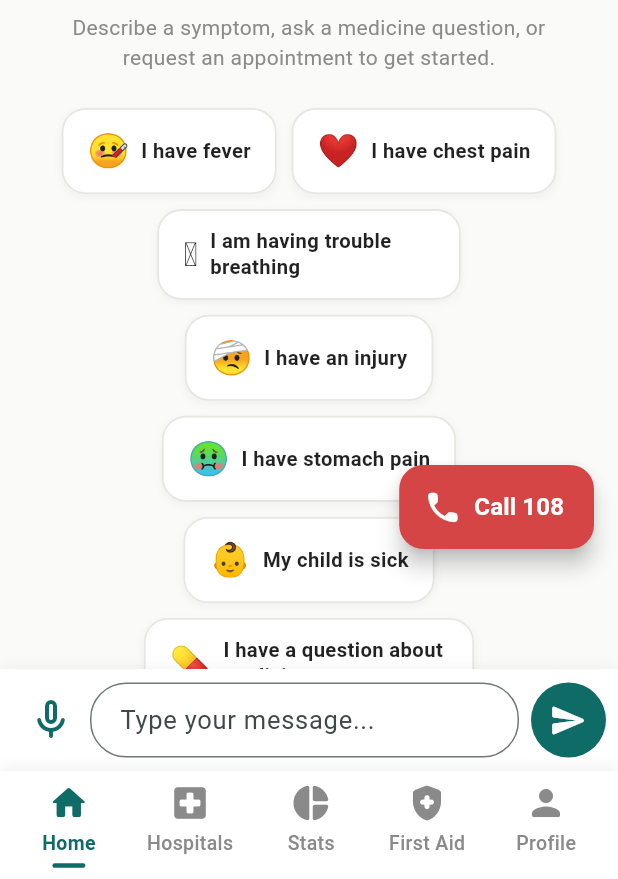
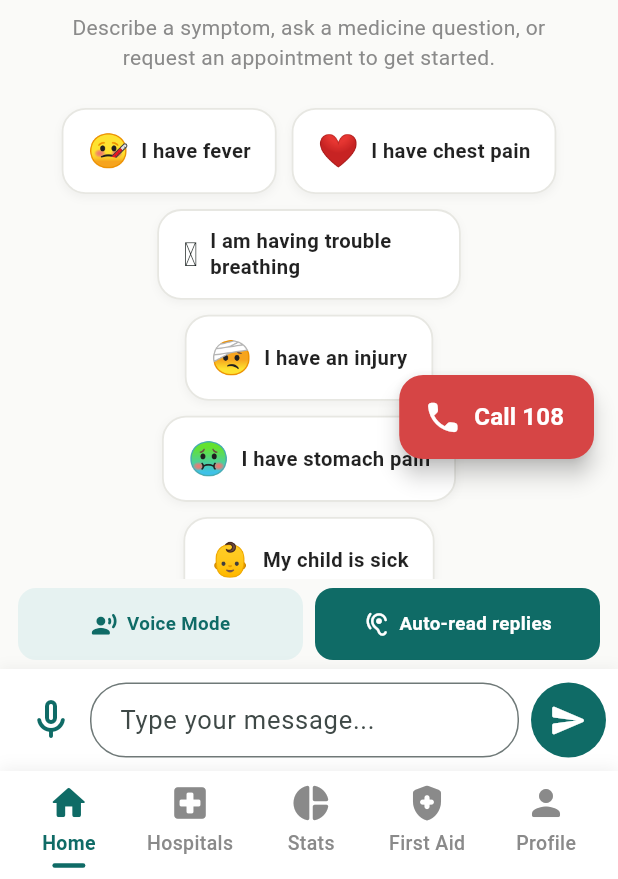
Before and after one commit to AniveshGuptaOfficial/helpline-triage-nlp, a Flutter app: the screen it shows once a user with an empty profile is signed in, on a phone screen of 412 x 824 dp, the part 357-1236 px from its top. Run offline on Flutter 3.47's test engine with Material 3 defaults, Android fonts, the phone set to English and light mode, and no system bars; our stand-ins replace cloud_firestore, firebase_auth, firebase_core, flutter_tts, geolocator, share_plus and 2 more; accounts and stored records are empty.

Commit message:
Refactor voice UI, location fetch, and hospital panel
Split the single "voice" switch into separate toggles: TTS (auto-read replies) and Voice Mode (mic auto-send). Rename state vars (_ttsEnabled, _voiceModeEnabled), add _toggleChip widget, and move voice controls into the composer area. Improve listening logic to use voice mode and stop TTS when disabled. Replace LocationService.tryCurrentPosition() with explicit Geolocator permission checks and a timed getCurrentPosition (handles denied permissions and timeouts). Make hospital list panel height responsive to screen size and wrap secondary content in a constrained scrollable container to avoid column overflow. Minor layout tweaks (FAB offset, input area restructuring) and removal of the LocationService import. These changes improve UX, accessibility, and robustness (no blocking GPS call and fewer layout overflows).

```diff
--- a/helpline_app/lib/chat/chat_page.dart
+++ b/helpline_app/lib/chat/chat_page.dart
@@ -10,7 +10,6 @@ import 'package:share_plus/share_plus.dart';
 import 'dart:convert';
 import '../theme.dart';
 import '../services/conversation_store.dart';
-import '../services/location_service.dart';
 import '../widgets/app_bottom_nav.dart';
 import '../widgets/symptom_chip_bar.dart';
 import '../widgets/follow_up_chip_bar.dart';
@@ -45,23 +44,16 @@ class _ChatPageState extends State<ChatPage> {
   bool _isListening = false;
 
   final FlutterTts _flutterTts = FlutterTts();
-
-  // The screen's single voice switch, driven by the speaker icon in the app
-  // bar. ON -> the app reads each reply aloud (auto-read replies). OFF -> the
-  // user talks to the app instead: mic input auto-stops after a short silence
-  // and auto-sends, so nothing has to be typed.
-  //
-  // These are one switch rather than two on purpose. A helpline user either
-  // talks to the app or it talks to them, never both at once, and a single
-  // control up in the app bar is far easier to find and to reason about than
-  // two chips squeezed above the keyboard. Default is ON, per the "keep it
-  // simple, no complicated voice settings" requirement - a rural/low-literacy
-  // user shouldn't have to discover and switch a mode on first.
-  bool _voiceRepliesOn = true;
+  // Auto-read replies is ON by default, per the "keep it simple, no
+  // complicated voice settings" requirement - the toggle stays available
+  // for anyone who wants it off, but a rural/low-literacy user shouldn't
+  // have to discover and enable it first.
+  bool _ttsEnabled = true;
   int? _speakingMessageIndex; // index of the message currently being read aloud, if any
 
-  bool get _autoReadReplies => _voiceRepliesOn;
-  bool get _voiceInput => !_voiceRepliesOn;
+  // Voice-first mode: when on, mic input auto-stops after a short silence
+  // and auto-sends, instead of requiring a separate tap to send.
+  bool _voiceModeEnabled = false;
 
   // Quick language switcher (chat screen) - shares the same persisted
   // preference the Profile screen's language list reads/writes.
@@ -148,12 +140,12 @@ class _ChatPageState extends State<ChatPage> {
     } else {
       setState(() => _isListening = true);
       await _speech.listen(
-        // Voice Mode (speaker off): stop automatically after a short silence
-        // and send right away, instead of requiring a second tap. Regular mic
-        // tap (speaker on, i.e. auto-read mode) keeps the original behavior -
-        // dictate, then review/edit the text before sending manually.
-        pauseFor: _voiceInput ? const Duration(seconds: 3) : null,
-        listenFor: _voiceInput ? const Duration(seconds: 30) : null,
+        // Voice Mode: stop automatically after a short silence and send
+        // right away, instead of requiring a second tap. Regular mic tap
+        // (Voice Mode off) keeps the original behavior - dictate, then
+        // review/edit the text before sending manually.
+        pauseFor: _voiceModeEnabled ? const Duration(seconds: 3) : null,
+        listenFor: _voiceModeEnabled ? const Duration(seconds: 30) : null,
         onResult: (result) {
           setState(() {
             _controller.text = result.recognizedWords;
@@ -161,7 +153,7 @@ class _ChatPageState extends State<ChatPage> {
               TextPosition(offset: _controller.text.length),
             );
           });
-          if (_voiceInput && result.finalResult) {
+          if (_voiceModeEnabled && result.finalResult) {
             setState(() => _isListening = false);
             if (_controller.text.trim().isNotEmpty) {
               _sendMessage();
@@ -172,17 +164,15 @@ class _ChatPageState extends State<ChatPage> {
     }
   }
 
-  /// Flips between the two halves of [_voiceRepliesOn]. Turning auto-read
-  /// off also stops a reply that is mid-sentence, so the app never keeps
-  /// talking over someone who just switched to talking to it.
-  void _toggleVoiceReplies() {
-    final leavingAutoRead = _voiceRepliesOn;
-    setState(() {
-      _voiceRepliesOn = !_voiceRepliesOn;
-      if (leavingAutoRead) _speakingMessageIndex = null;
-    });
-    if (leavingAutoRead) {
+  void _toggleVoiceMode() {
+    setState(() => _voiceModeEnabled = !_voiceModeEnabled);
+  }
+
+  void _toggleTts() {
+    setState(() => _ttsEnabled = !_ttsEnabled);
+    if (!_ttsEnabled) {
       _flutterTts.stop();
+      setState(() => _speakingMessageIndex = null);
     }
   }
 
@@ -233,14 +223,34 @@ class _ChatPageState extends State<ChatPage> {
   // Hospital lookup + booking flow (Emergency / Appointment only)
   // ---------------------------------------------------------------
 
-  /// Delegates to [LocationService] rather than calling
-  /// `Geolocator.getCurrentPosition()` directly: that call can block Flutter's
-  /// main thread in a synchronous Binder call while tearing down its GPS
-  /// session, which freezes the whole app (see LocationService for the full
-  /// write-up). Null here just means "no coordinates", which every caller
-  /// already handles.
-  Future<Position?> _getCurrentLocation() =>
-      LocationService.tryCurrentPosition();
+  Future<Position?> _getCurrentLocation() async {
+    final serviceEnabled = await Geolocator.isLocationServiceEnabled();
+    if (!serviceEnabled) return null;
+
+    LocationPermission permission = await Geolocator.checkPermission();
+    if (permission == LocationPermission.denied) {
+      permission = await Geolocator.requestPermission();
+    }
+    if (permission == LocationPermission.denied ||
+        permission == LocationPermission.deniedForever) {
+      return null;
+    }
+
+    try {
+      return await Geolocator.getCurrentPosition(
+        locationSettings: const LocationSettings(
+          accuracy: LocationAccuracy.high,
+        ),
+      ).timeout(const Duration(seconds: 12));
+    } catch (_) {
+      // Covers both a genuine Geolocator error AND the TimeoutException
+      // from .timeout() above - either way, the caller's existing
+      // "couldn't access your location" fallback message handles it,
+      // rather than the app hanging indefinitely waiting for a GPS fix
+      // that may never arrive (e.g. an emulator with no mock location set).
+      return null;
+    }
+  }
 
   Future<void> _fetchNearbyHospitals() async {
     setState(() {
@@ -497,7 +507,7 @@ class _ChatPageState extends State<ChatPage> {
             distressScore: (data['distress_score'] as num?)?.toDouble(),
           ));
         });
-        if (_autoReadReplies) {
+        if (_ttsEnabled) {
           setState(() => _speakingMessageIndex = _messages.length - 1);
           _flutterTts.speak(replyText);
         }
@@ -678,10 +688,21 @@ class _ChatPageState extends State<ChatPage> {
   }
 
   Widget _buildHospitalListPanel() {
+    // Fixed-pixel caps don't account for how much room the OTHER
+    // non-scrolling siblings in this screen's body Column (category
+    // banner, follow-up chip bar, emergency strip, voice-toggle row,
+    // message composer) are using at any given moment - on a shorter
+    // screen, or when several of those are visible at once (as they are
+    // right after an SOS re-triage), a flat 320px here was overflowing
+    // the Column by tens of pixels. Scaling with screen height instead
+    // means this panel yields room to those always-must-stay-visible
+    // siblings rather than rigidly insisting on its own fixed size.
+    final maxPanelHeight =
+        (MediaQuery.of(context).size.height * 0.30).clamp(180.0, 320.0);
     return Material(
       color: Colors.white,
       child: Container(
-        constraints: const BoxConstraints(maxHeight: 320),
+        constraints: BoxConstraints(maxHeight: maxPanelHeight),
         decoration: BoxDecoration(
           border: Border(top: BorderSide(color: Colors.grey.shade300)),
         ),
@@ -1293,16 +1314,11 @@ class _ChatPageState extends State<ChatPage> {
               ),
             ),
           ),
-          // The one voice control for the whole screen: on = the app reads
-          // replies aloud, off = you speak your message instead.
           IconButton(
-            icon: Icon(_voiceRepliesOn
-                ? Icons.volume_up_rounded
-                : Icons.volume_off_rounded),
-            tooltip: _voiceRepliesOn
-                ? 'Auto-read replies on. Tap to switch to voice mode.'
-                : 'Voice mode on. Tap to switch to auto-read replies.',
-            onPressed: _toggleVoiceReplies,
+            icon: Icon(
+                _ttsEnabled ? Icons.volume_up_rounded : Icons.volume_off_rounded),
+            tooltip: _ttsEnabled ? 'Voice replies on' : 'Voice replies off',
+            onPressed: _toggleTts,
           ),
           IconButton(
             icon: const Icon(Icons.history_rounded),
@@ -1372,7 +1388,33 @@ class _ChatPageState extends State<ChatPage> {
                         _buildMessageBubble(_messages[index], index),
                   ),
           ),
-          if (_messages.isNotEmpty && _messages.last.role == 'model' && !_isLoading)
+          // Everything below is secondary content (follow-up chips, the
+          // hospital search/selection/booking flow, the emergency
+          // reassurance strip) shown alongside the message list above and
+          // the composer below. Bounded (not Flexible/Expanded) on
+          // purpose: a plain ConstrainedBox only takes as much height as
+          // its content actually needs, up to the cap below, and never
+          // competes for flex space with the message area's Expanded
+          // above it. Flexible was tried here first and caused a real
+          // regression - it defaults to flex:1, the SAME factor as that
+          // Expanded, so Flutter split remaining space 50/50 between them
+          // regardless of whether this panel had any content at all,
+          // crushing the welcome screen even when this whole block was
+          // empty (the common case). The cap plus internal scrolling
+          // here still guarantees no overflow when it DOES have content
+          // (e.g. right after an SOS re-triage) - the composer and
+          // voice-toggle row after this block are untouched either way.
+          ConstrainedBox(
+            constraints: BoxConstraints(
+              maxHeight: MediaQuery.of(context).size.height * 0.45,
+            ),
+            child: SingleChildScrollView(
+              child: Column(
+                mainAxisSize: MainAxisSize.min,
+                children: [
+                  if (_messages.isNotEmpty &&
+                      _messages.last.role == 'model' &&
+                      !_isLoading)
                     FollowUpChipBar(
                       languageCode: _languageCode,
                       category: _category,
@@ -1388,18 +1430,23 @@ class _ChatPageState extends State<ChatPage> {
                       ),
                     ),
                   // Emergency / Appointment hospital lookup + booking flow
-          if (_isLoadingHospitals && _hospitals.isEmpty && _bookingResult == null)
+                  if (_isLoadingHospitals &&
+                      _hospitals.isEmpty &&
+                      _bookingResult == null)
                     _buildHospitalSearchingIndicator(),
                   if (_bookingResult != null)
                     _buildBookingConfirmationPanel()
                   else if (_hospitals.isNotEmpty)
                     _buildHospitalListPanel()
-          else if (!_isLoadingHospitals && _hospitalFlowTriggeredForThisTurn && _bookingResult == null)
+                  else if (!_isLoadingHospitals &&
+                      _hospitalFlowTriggeredForThisTurn &&
+                      _bookingResult == null)
                     Material(
                       color: Colors.white,
                       child: Container(
                         width: double.infinity,
-                padding: const EdgeInsets.symmetric(horizontal: 16, vertical: 10),
+                        padding:
+                            const EdgeInsets.symmetric(horizontal: 16, vertical: 10),
                         decoration: BoxDecoration(
                           border: Border(top: BorderSide(color: Colors.grey.shade300)),
                         ),
@@ -1422,12 +1469,13 @@ class _ChatPageState extends State<ChatPage> {
                         ),
                       ),
                     ),
-          // Emergency reassurance strip, matching the mockup's "Voice &
-          // text locked" note. Worded accurately instead of copied
-          // verbatim: this build keeps voice/text available for follow-up
-          // details rather than actually locking them, since disabling
-          // input would block someone from adding "it's getting worse" or
-          // similar during a real emergency.
+                  // Emergency reassurance strip, matching the mockup's
+                  // "Voice & text locked" note. Worded accurately instead
+                  // of copied verbatim: this build keeps voice/text
+                  // available for follow-up details rather than actually
+                  // locking them, since disabling input would block
+                  // someone from adding "it's getting worse" or similar
+                  // during a real emergency.
                   if (_escalationFlag)
                     Container(
                       width: double.infinity,
@@ -1437,11 +1485,46 @@ class _ChatPageState extends State<ChatPage> {
                         uiLabel('emergencyStrip', _languageCode),
                         textAlign: TextAlign.center,
                         style: const TextStyle(
-                    fontSize: 11, color: kEmergency, fontStyle: FontStyle.italic),
+                            fontSize: 11,
+                            color: kEmergency,
+                            fontStyle: FontStyle.italic),
+                      ),
+                    ),
+                ],
+              ),
             ),
           ),
           SafeArea(
-            child: Container(
+            child: Column(
+              children: [
+                // Voice Mode / Auto-read toggles - kept visible right above
+                // the input since they're used every message, unlike the
+                // language switcher which changes rarely.
+                Padding(
+                  padding: const EdgeInsets.symmetric(horizontal: 12, vertical: 6),
+                  child: Row(
+                    children: [
+                      Expanded(
+                        child: _toggleChip(
+                          icon: Icons.record_voice_over_rounded,
+                          label: uiLabel('voiceMode', _languageCode),
+                          active: _voiceModeEnabled,
+                          onTap: _toggleVoiceMode,
+                        ),
+                      ),
+                      const SizedBox(width: 8),
+                      Expanded(
+                        child: _toggleChip(
+                          icon: Icons.hearing_rounded,
+                          label: uiLabel('autoReadReplies', _languageCode),
+                          active: _ttsEnabled,
+                          onTap: _toggleTts,
+                        ),
+                      ),
+                    ],
+                  ),
+                ),
+                Container(
                   padding: const EdgeInsets.all(8.0),
                   decoration: BoxDecoration(
                     color: Colors.white,
@@ -1498,20 +1581,62 @@ class _ChatPageState extends State<ChatPage> {
                     ],
                   ),
                 ),
-          ),
-        ],
-      ),
-      // Lifted clear of the input bar, which (unlike the other 4 screens)
-      // lives inside this screen's body as fixed content rather than inside
-      // bottomNavigationBar - Scaffold's default FAB position only avoids
-      // bottomNavigationBar, so without this offset the button sits directly
-      // on top of the send button. The input bar grows to 4 lines as you
-      // type, hence the roomy value.
+              ],
+            ),
+          ),
+        ],
+      ),
+      // Lifted above the Voice Mode/Auto-read toggle row + input bar, which
+      // (unlike the other 4 screens) live inside this screen's body as
+      // fixed content, not inside bottomNavigationBar - Scaffold's default
+      // FAB position only avoids bottomNavigationBar, so without this
+      // offset the button sits directly on top of the send button.
       floatingActionButton: const Padding(
-        padding: EdgeInsets.only(bottom: 132),
+        padding: EdgeInsets.only(bottom: 192),
         child: EmergencyCallFab(),
       ),
       bottomNavigationBar: const AppBottomNav(currentIndex: 0),
     );
   }
-}
+
+  /// Small labeled on/off chip used for the Voice Mode and Auto-read
+  /// toggles - icon + short label + a filled/outline state so it reads
+  /// clearly even without careful reading of text.
+  Widget _toggleChip({
+    required IconData icon,
+    required String label,
+    required bool active,
+    required VoidCallback onTap,
+  }) {
+    return InkWell(
+      onTap: onTap,
+      borderRadius: BorderRadius.circular(12),
+      child: Container(
+        constraints: const BoxConstraints(minHeight: kMinTapTarget),
+        padding: const EdgeInsets.symmetric(horizontal: 10, vertical: 8),
+        decoration: BoxDecoration(
+          color: active ? kPrimary : kPrimaryLight,
+          borderRadius: BorderRadius.circular(12),
+        ),
+        child: Row(
+          mainAxisAlignment: MainAxisAlignment.center,
+          children: [
+            Icon(icon, size: 18, color: active ? Colors.white : kPrimary),
+            const SizedBox(width: 6),
+            Flexible(
+              child: Text(
+                label,
+                overflow: TextOverflow.ellipsis,
+                style: TextStyle(
+                  fontSize: 12.5,
+                  fontWeight: FontWeight.w700,
+                  color: active ? Colors.white : kPrimary,
+                ),
+              ),
+            ),
+          ],
+        ),
+      ),
+    );
+  }
+}
```
Lines whose indentation alone changed are shown as unchanged.
